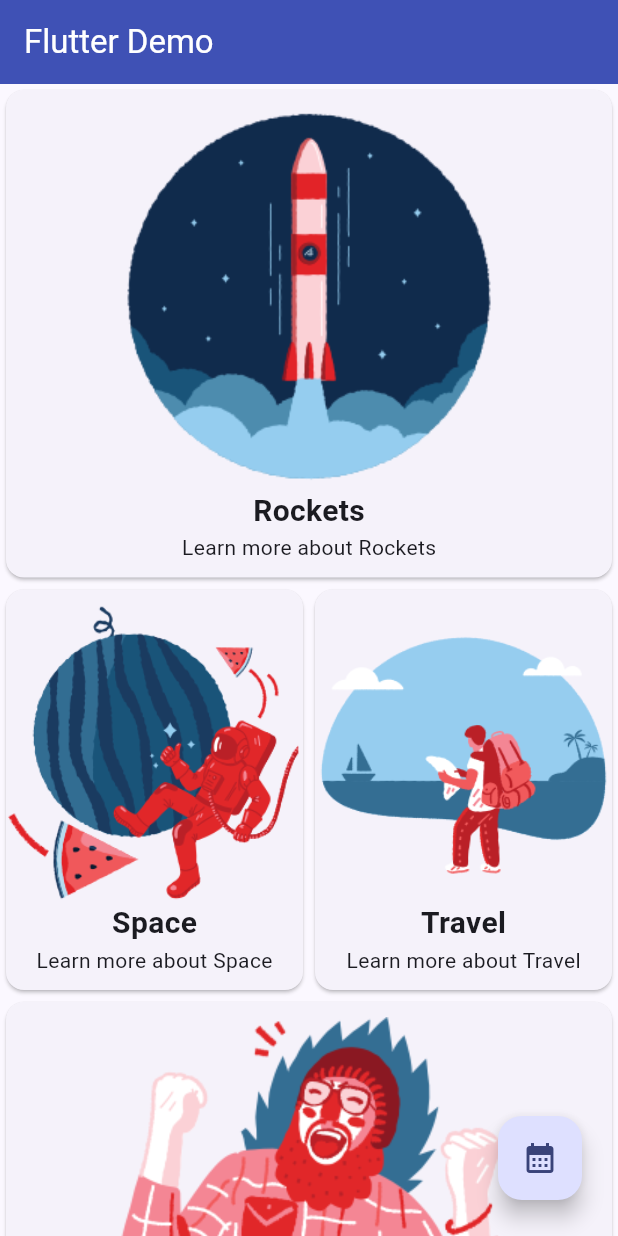
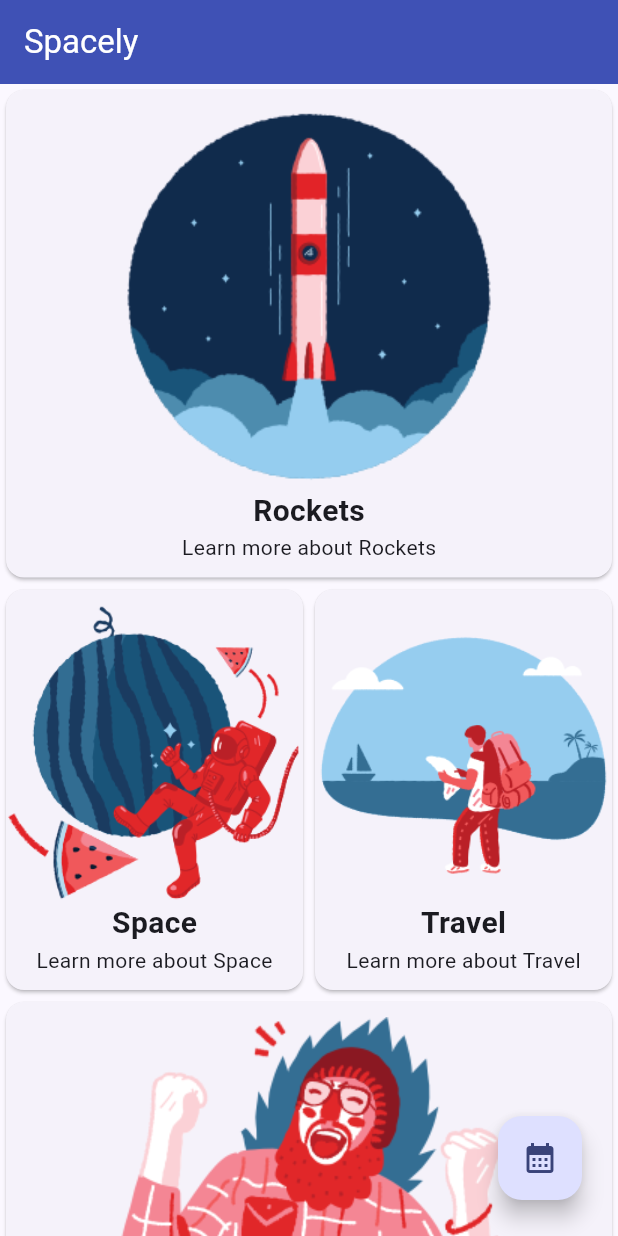
Before and after one commit to noliveira95/spacely, a Flutter app: the screen it shows after launch, on a phone screen of 412 x 824 dp. Run offline on Flutter 3.47's test engine with Material 3 defaults, Android fonts, the light colour scheme and no system bars.

Commit message:
chore: change title

```diff
--- a/lib/pages/home.dart
+++ b/lib/pages/home.dart
@@ -18,8 +18,10 @@ class HomePage extends StatelessWidget {
         ),
       ),
       appBar: AppBar(
-        title:
-            const Text('Flutter Demo', style: TextStyle(color: Colors.white)),
+        title: const Text(
+          'Spacely',
+          style: TextStyle(color: Colors.white),
+        ),
         backgroundColor: Colors.indigo,
       ),
       body: SingleChildScrollView(
```
